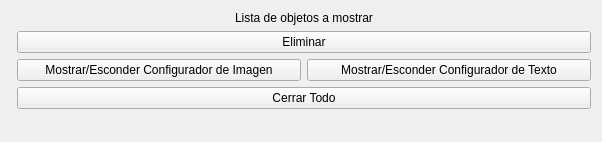
First picture: the form in src/dispobjmanager/mainwidget.ui, repository aguperezpala/linux-bluetooth-qt, before the edit.
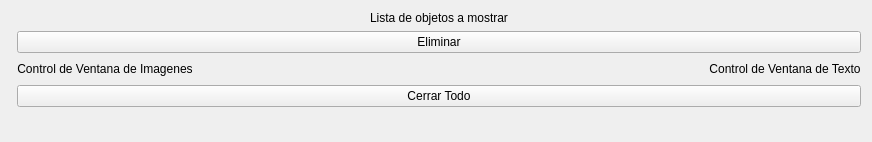
Second picture: the form after the edit.

Commit message: cambiada los detalles de la interfaz grafica, seguimos laburando

```diff
--- a/src/dispobjmanager/mainwidget.ui
+++ b/src/dispobjmanager/mainwidget.ui
@@ -9,7 +9,7 @@
    <rect>
     <x>0</x>
     <y>0</y>
-    <width>602</width>
+    <width>872</width>
     <height>142</height>
    </rect>
   </property>
@@ -69,20 +69,50 @@
     </widget>
    </item>
    <item row="2" column="1">
-    <layout class="QHBoxLayout" name="horizontalLayout">
+    <layout class="QHBoxLayout" name="controlLayout">
+     <property name="sizeConstraint">
+      <enum>QLayout::SetDefaultConstraint</enum>
+     </property>
      <item>
-      <widget class="QPushButton" name="btnShowPic">
-       <property name="text">
-        <string>Mostrar/Esconder Configurador de Imagen</string>
-       </property>
-      </widget>
+      <layout class="QVBoxLayout" name="picLayoutControl">
+       <item>
+        <widget class="QLabel" name="label_3">
+         <property name="text">
+          <string>Control de Ventana de Imagenes</string>
+         </property>
+         <property name="alignment">
+          <set>Qt::AlignCenter</set>
+         </property>
+        </widget>
+       </item>
+      </layout>
      </item>
      <item>
-      <widget class="QPushButton" name="btnShowTxt">
-       <property name="text">
-        <string>Mostrar/Esconder Configurador de Texto</string>
+      <spacer name="horizontalSpacer">
+       <property name="orientation">
+        <enum>Qt::Horizontal</enum>
        </property>
-      </widget>
+       <property name="sizeHint" stdset="0">
+        <size>
+         <width>40</width>
+         <height>20</height>
+        </size>
+       </property>
+      </spacer>
+     </item>
+     <item>
+      <layout class="QVBoxLayout" name="textLayoutControl">
+       <item>
+        <widget class="QLabel" name="label_2">
+         <property name="text">
+          <string>Control de Ventana de Texto</string>
+         </property>
+         <property name="alignment">
+          <set>Qt::AlignCenter</set>
+         </property>
+        </widget>
+       </item>
+      </layout>
      </item>
     </layout>
    </item>
```
Left out of the diff: 2 changed lines with no effect on the pictures. The commit also changes 7 other files.
